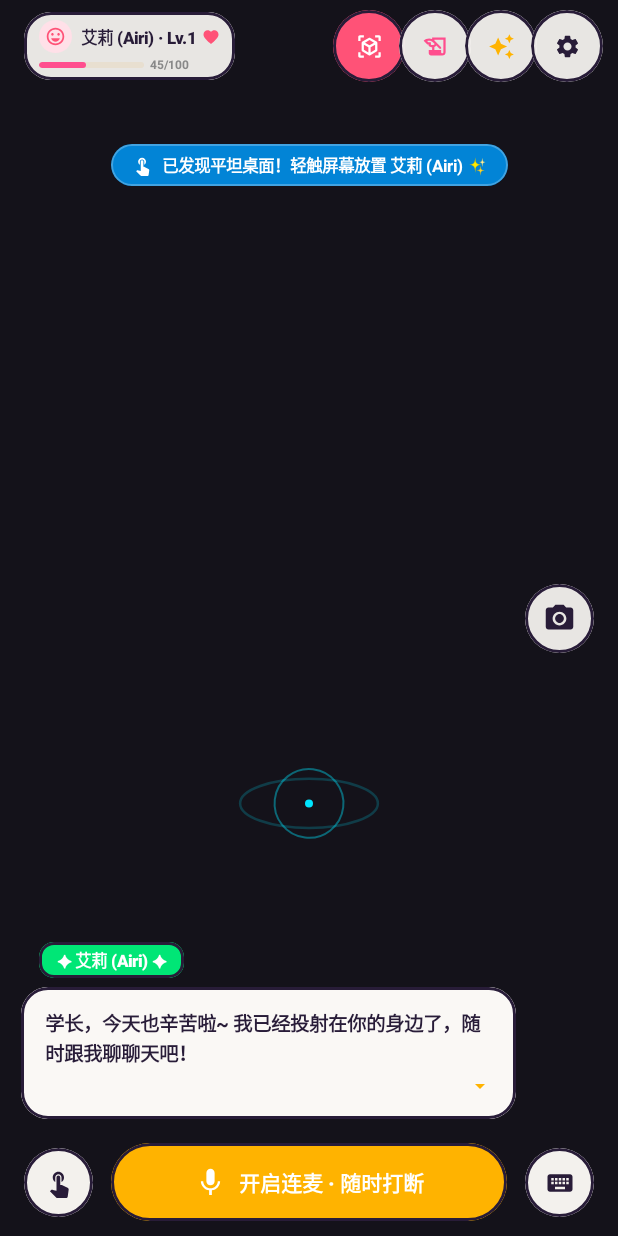
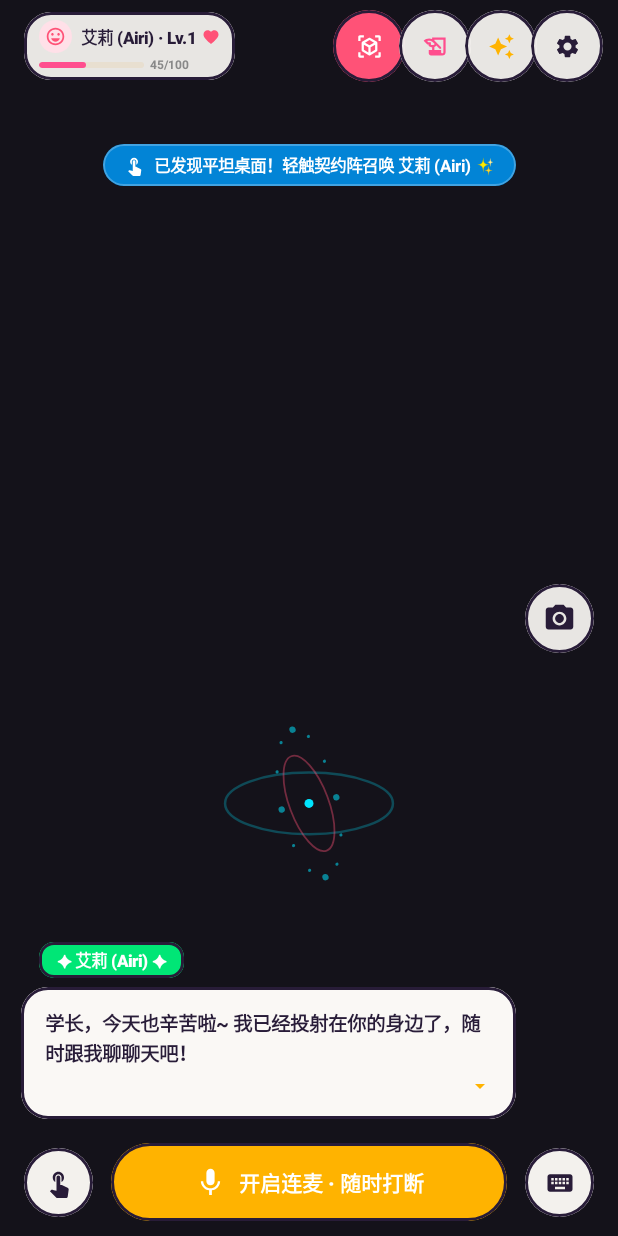
Before and after one commit to ShanWuYinShe/persona_ar, an Android app built with Jetpack Compose: the composable PersonaMainScreen shown on its own in the app's theme, after a tap on "切换至 AR 现实相机", on a phone screen of 412 x 824 dp. Run offline under Robolectric (Android 15) with nearby library versions, the phone set to English and light mode, and no system bars; 4 statements that could not run were skipped; 1 other tap on this screen came first.

Commit message:
feat(ar): 彻底解耦 GMS，实现零依赖的通用实景桌面视差追踪与契约召唤阵
- 通用实景桌面视差追踪器 (ar/UniversalSensorSurfaceTracker.kt):
  - 纯基于 Android 原生 IMU 姿态传感器 (RotationVector / Gravity / Accelerometer)
  - 解算相机俯仰角 (Pitch) 与横滚角 (Roll)，自适应计算地面透视与视差微位移 (Parallax Shift)
  - 0 任何外部依赖，国内所有无 GMS 安卓设备 100% 离线开箱即用
- 二游契约魔法召唤阵 (ar/ARCoreOverlay.kt):
  - 增加动态双环契约召唤魔法阵 (Summoning Circle)，支持旋转刻度与星芒符文脉冲
  - 点击桌面展开召唤阵并平滑沉降为实体接触阴影与微光契约印记，二游沉浸感拉满
- 会话管理与设置面板升级 (ar/ARSessionManager.kt, ui/components/SettingsDialog.kt):
  - ARSessionManager 默认采用 UniversalSensor 作为基础驱动，彻底解除对 Google ARCore 的强绑定
  - 设置界面明确标注“实景视差·零 GMS 依赖”，国内机型与模拟器完美运行

Co-authored-by: Antigravity <antigravity@google.com>

```diff
--- a/android/app/src/main/java/com/persona/ar/ar/ARCoreOverlay.kt
+++ b/android/app/src/main/java/com/persona/ar/ar/ARCoreOverlay.kt
@@ -1,9 +1,6 @@
 package com.persona.ar.ar
 
-import androidx.compose.animation.AnimatedVisibility
 import androidx.compose.animation.core.*
-import androidx.compose.animation.fadeIn
-import androidx.compose.animation.fadeOut
 import androidx.compose.foundation.Canvas
 import androidx.compose.foundation.background
 import androidx.compose.foundation.border
@@ -13,6 +10,7 @@ import androidx.compose.foundation.layout.*
 import androidx.compose.foundation.shape.CircleShape
 import androidx.compose.foundation.shape.RoundedCornerShape
 import androidx.compose.material.icons.Icons
+import androidx.compose.material.icons.filled.AutoAwesome
 import androidx.compose.material.icons.filled.CenterFocusStrong
 import androidx.compose.material.icons.filled.NearMe
 import androidx.compose.material.icons.filled.Refresh
@@ -25,6 +23,7 @@ import androidx.compose.ui.Alignment
 import androidx.compose.ui.Modifier
 import androidx.compose.ui.draw.clip
 import androidx.compose.ui.geometry.Offset
+import androidx.compose.ui.geometry.Size
 import androidx.compose.ui.graphics.Brush
 import androidx.compose.ui.graphics.Color
 import androidx.compose.ui.graphics.drawscope.Stroke
@@ -36,10 +35,13 @@ import androidx.compose.ui.unit.sp
 import com.persona.ar.character.CharacterCanvasRenderer
 import com.persona.ar.character.CharacterVisualState
 import com.persona.ar.data.model.TouchPart
+import kotlin.math.PI
+import kotlin.math.cos
+import kotlin.math.sin
 
 /**
- * 完整 ARCore 空间增强层与物理平面锚定组件
- * 包含：平面扫描点阵、贴地准心 (Reticle)、自适应柔和接触阴影、手势位姿操控与状态指示胶囊
+ * 零 GMS 依赖的通用 AR 空间实景增强层
+ * 包含：二游契约魔法阵 (Summoning Circle)、视差贴地准心 (Reticle)、自适应柔和接触阴影与全手势位姿操控
  */
 @Composable
 fun ARCoreOverlay(
@@ -55,8 +57,8 @@ fun ARCoreOverlay(
 ) {
     val infiniteTransition = rememberInfiniteTransition(label = "arPulse")
     val pulseScale by infiniteTransition.animateFloat(
-        initialValue = 0.85f,
-        targetValue = 1.15f,
+        initialValue = 0.9f,
+        targetValue = 1.12f,
         animationSpec = infiniteRepeatable(
             animation = tween(1200, easing = FastOutSlowInEasing),
             repeatMode = RepeatMode.Reverse
@@ -64,14 +66,24 @@ fun ARCoreOverlay(
         label = "reticlePulse"
     )
 
-    val reticleRotation by infiniteTransition.animateFloat(
+    val runeRotationCW by infiniteTransition.animateFloat(
         initialValue = 0f,
         targetValue = 360f,
         animationSpec = infiniteRepeatable(
-            animation = tween(8000, easing = LinearEasing),
+            animation = tween(10000, easing = LinearEasing),
             repeatMode = RepeatMode.Restart
         ),
-        label = "reticleRotation"
+        label = "runeRotationCW"
+    )
+
+    val runeRotationCCW by infiniteTransition.animateFloat(
+        initialValue = 360f,
+        targetValue = 0f,
+        animationSpec = infiniteRepeatable(
+            animation = tween(7000, easing = LinearEasing),
+            repeatMode = RepeatMode.Restart
+        ),
+        label = "runeRotationCCW"
     )
 
     Box(
@@ -85,7 +97,7 @@ fun ARCoreOverlay(
                 }
             }
     ) {
-        // 1. 物理平面网格与接触阴影绘制层
+        // 1. 物理平面网格、契约法阵与接触阴影绘制层
         Canvas(
             modifier = Modifier
                 .fillMaxSize()
@@ -107,68 +119,93 @@ fun ARCoreOverlay(
             val w = size.width
             val h = size.height
 
-            // A. 未放置角色时：绘制地面贴地引导准心 (Reticle)
+            // A. 未放置角色时：绘制契约召唤魔法阵与贴地视差准心 (Summoning Circle & Reticle)
             if (!spatialAnchor.isAnchored) {
                 val rx = w * 0.5f
                 val ry = h * 0.65f
-                val baseRadius = 55f * pulseScale
+                val baseRadius = 60f * pulseScale
 
-                // 贴地椭圆准心（带透视压扁效果）
+                // 1) 贴地透视压扁外环 (45° 俯视视差透视)
                 drawOval(
-                    color = Color(0x3300E5FF),
-                    topLeft = Offset(rx - baseRadius * 1.4f, ry - baseRadius * 0.5f),
-                    size = androidx.compose.ui.geometry.Size(baseRadius * 2.8f, baseRadius),
+                    color = Color(0x4400E5FF),
+                    topLeft = Offset(rx - baseRadius * 1.5f, ry - baseRadius * 0.55f),
+                    size = Size(baseRadius * 3.0f, baseRadius * 1.1f),
                     style = Stroke(width = 2.5f)
                 )
 
-                rotate(degrees = reticleRotation, pivot = Offset(rx, ry)) {
-                    drawCircle(
-                        color = Color(0x6600E5FF),
-                        radius = baseRadius * 0.7f,
-                        center = Offset(rx, ry),
-                        style = Stroke(width = 2f)
+                // 2) 顺时针旋转刻度圈
+                rotate(degrees = runeRotationCW, pivot = Offset(rx, ry)) {
+                    for (i in 0 until 12) {
+                        val angle = (i * 30f) * PI / 180.0
+                        val tickLen = if (i % 3 == 0) 8f else 4f
+                        val ox = rx + (cos(angle) * baseRadius * 1.35f).toFloat()
+                        val oy = ry + (sin(angle) * baseRadius * 0.5f).toFloat()
+                        drawCircle(
+                            color = Color(0x8800E5FF),
+                            radius = tickLen * 0.4f,
+                            center = Offset(ox, oy)
+                        )
+                    }
+                }
+
+                // 3) 逆时针旋转内圈星芒阵法
+                rotate(degrees = runeRotationCCW, pivot = Offset(rx, ry)) {
+                    drawOval(
+                        color = Color(0x66FF5277),
+                        topLeft = Offset(rx - baseRadius * 0.9f, ry - baseRadius * 0.35f),
+                        size = Size(baseRadius * 1.8f, baseRadius * 0.7f),
+                        style = Stroke(width = 1.8f)
                     )
                 }
 
-                // 中心定位点
+                // 4) 核心定位聚焦星点
                 drawCircle(
                     color = Color(0xFF00E5FF),
-                    radius = 4f,
+                    radius = 4.5f,
                     center = Offset(rx, ry)
                 )
             } else {
-                // B. 已放置角色时：在真实平面绘制根据环境光强衰减的柔和接触阴影 (Contact Shadow)
-                val ax = w * spatialAnchor.screenX
-                val ay = h * spatialAnchor.screenY + (140f * spatialAnchor.scaleFactor)
-                val shadowWidth = 160f * spatialAnchor.scaleFactor
-                val shadowHeight = 45f * spatialAnchor.scaleFactor
-                val alpha = (0.45f * spatialAnchor.lightIntensity).coerceIn(0.15f, 0.55f)
+                // B. 已放置角色时：在真实桌面绘制柔和接触阴影 (Soft Contact Shadow) 与微光契约印记
+                val ax = w * spatialAnchor.screenX + spatialAnchor.parallaxShiftX
+                val ay = h * spatialAnchor.screenY + (135f * spatialAnchor.scaleFactor) + spatialAnchor.parallaxShiftY
+                val shadowWidth = 165f * spatialAnchor.scaleFactor
+                val shadowHeight = 48f * spatialAnchor.scaleFactor
+                val alpha = (0.48f * spatialAnchor.lightIntensity).coerceIn(0.18f, 0.55f)
 
+                // 柔和椭圆环境光衰减阴影
                 drawOval(
                     brush = Brush.radialGradient(
                         colors = listOf(
                             Color.Black.copy(alpha = alpha),
-                            Color.Black.copy(alpha = alpha * 0.5f),
+                            Color.Black.copy(alpha = alpha * 0.45f),
                             Color.Transparent
                         ),
                         center = Offset(ax, ay),
-                        radius = shadowWidth * 0.8f
+                        radius = shadowWidth * 0.85f
                     ),
                     topLeft = Offset(ax - shadowWidth * 0.5f, ay - shadowHeight * 0.5f),
-                    size = androidx.compose.ui.geometry.Size(shadowWidth, shadowHeight)
+                    size = Size(shadowWidth, shadowHeight)
+                )
+
+                // 伴侣脚下若隐若现的二游契约微光光环
+                drawOval(
+                    color = Color(0x2200E5FF),
+                    topLeft = Offset(ax - shadowWidth * 0.45f, ay - shadowHeight * 0.45f),
+                    size = Size(shadowWidth * 0.9f, shadowHeight * 0.9f),
+                    style = Stroke(width = 1.5f)
                 )
             }
         }
 
-        // 2. 纸片人实体立绘投射 (带空间位姿与距离缩放)
+        // 2. 纸片人实体立绘投射 (融合视差微位移与手势位姿)
         if (spatialAnchor.isAnchored) {
+            val offsetX = ((spatialAnchor.screenX - 0.5f) * 300f + spatialAnchor.parallaxShiftX).dp
+            val offsetY = ((spatialAnchor.screenY - 0.5f) * 200f + spatialAnchor.parallaxShiftY).dp
+
             Box(
                 modifier = Modifier
                     .fillMaxSize()
-                    .offset(
-                        x = ((spatialAnchor.screenX - 0.5f) * 300).dp,
-                        y = ((spatialAnchor.screenY - 0.5f) * 200).dp
-                    )
+                    .offset(x = offsetX, y = offsetY)
             ) {
                 CharacterCanvasRenderer(
                     visualState = visualState.copy(scale = spatialAnchor.scaleFactor),
@@ -189,21 +226,21 @@ fun ARCoreOverlay(
                 ARTrackingStatus.INITIALIZING -> {
                     ARGuidePill(
                         icon = Icons.Filled.NearMe,
-                        text = "正在启动空间相机与 ARCore 追踪...",
+                        text = "正在启动原生实景透视相机...",
                         bgColor = Color(0xE6281C38)
                     )
                 }
                 ARTrackingStatus.SEARCHING_PLANE -> {
                     ARGuidePill(
                         icon = Icons.Filled.CenterFocusStrong,
-                        text = "正在扫描平坦桌面，请缓慢平移镜头...",
+                        text = "正在扫描平坦桌面，请缓缓平移镜头...",
                         bgColor = Color(0xE6281C38)
                     )
                 }
                 ARTrackingStatus.PLANE_DETECTED -> {
                     ARGuidePill(
                         icon = Icons.Filled.TouchApp,
-                        text = "已发现平坦桌面！轻触屏幕放置 $partnerName ✨",
+                        text = "已发现平坦桌面！轻触契约阵召唤 $partnerName ✨",
                         bgColor = Color(0xE60091EA)
                     )
                 }
@@ -213,8 +250,8 @@ fun ARCoreOverlay(
                         horizontalArrangement = Arrangement.spacedBy(8.dp)
                     ) {
                         ARGuidePill(
-                            icon = Icons.Filled.ViewInAr,
-                            text = "已锚定于${spatialAnchor.planeTypeDescription} (${spatialAnchor.distanceMeters}m) · 双指可旋转缩放",
+                            icon = Icons.Filled.AutoAwesome,
+                            text = "已锁定于${spatialAnchor.planeTypeDescription} (${spatialAnchor.distanceMeters}m) · 双指可旋转缩放",
                             bgColor = Color(0xE61B5E20)
                         )
                         // 一键复位按钮
@@ -239,7 +276,7 @@ fun ARCoreOverlay(
                 ARTrackingStatus.TRACKING_LOST -> {
                     ARGuidePill(
                         icon = Icons.Filled.CenterFocusStrong,
-                        text = "空间特征丢失，请对准光线充足的桌面重新追踪",
+                        text = "空间视差受限，请对准书桌平坦表面",
                         bgColor = Color(0xE6C62828)
                     )
                 }
```
Also changed, not shown: android/app/src/main/java/com/persona/ar/ar/ARCoreState.kt (+20 -2 lines), android/app/src/main/java/com/persona/ar/ar/ARSessionManager.kt (+47 -81 lines), android/app/src/main/java/com/persona/ar/ar/UniversalSensorSurfaceTracker.kt (added, +140 -0 lines), android/app/src/main/java/com/persona/ar/ui/PersonaViewModel.kt (+15 -3 lines), android/app/src/main/java/com/persona/ar/ui/components/SettingsDialog.kt (+7 -1 lines).
